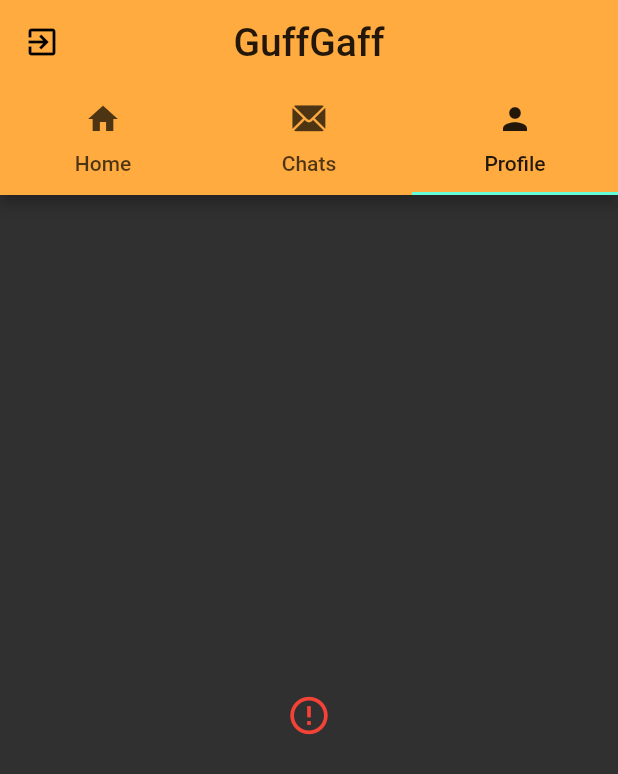
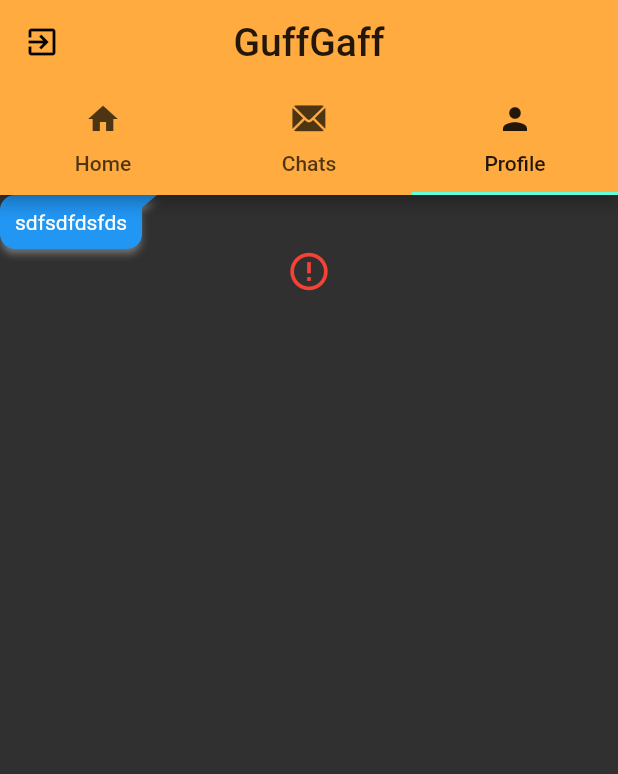
Before and after one commit to gitamgadtaula/guffgaff, a Flutter app: the MainPage screen opened directly, tab 3 chosen, on a phone screen of 412 x 824 dp. Shown: the top 774 px of the screen. Run offline on Flutter 3.47's test engine with Material 2 defaults, Android fonts, the phone set to English and light mode, and no system bars; drawn by our look-alikes of flutter_chat_bubble; our stand-ins replace image_picker, shared_preferences; accounts and stored records are empty; network calls fail.

Commit message:
chat controller design latest progress

```diff
--- a/lib/src/chat/chat.dart
+++ b/lib/src/chat/chat.dart
@@ -128,6 +128,7 @@ class _ChatState extends State<Chat> {
                       children: [
                         Flexible(
                           child: ChatBubble(
+                            alignment: Alignment.topRight,
                             backGroundColor: Colors.redAccent,
                             clipper:
                                 ChatBubbleClipper1(type: BubbleType.sendBubble),
--- a/lib/src/tabs/profile.dart
+++ b/lib/src/tabs/profile.dart
@@ -4,6 +4,10 @@ import 'dart:convert';
 import 'dart:async';
 // import 'dart:io';
 import 'package:shared_preferences/shared_preferences.dart';
+import 'package:flutter/painting.dart';
+import 'package:flutter_chat_bubble/bubble_type.dart';
+import 'package:flutter_chat_bubble/chat_bubble.dart';
+import 'package:flutter_chat_bubble/clippers/chat_bubble_clipper_1.dart';
 
 class Profile extends StatefulWidget {
   @override
@@ -52,7 +56,13 @@ class _ProfileState extends State<Profile> {
   @override
   Widget build(BuildContext context) {
     return Container(
-        child: Center(
+        child: Column(
+      children: [
+        ChatBubble(
+          clipper: ChatBubbleClipper1(type: BubbleType.sendBubble),
+          child: Text('sdfsdfdsfds'),
+        ),
+        Center(
             child: FutureBuilder(
                 future: this.fetchProfile(),
                 builder: (context, snapshot) {
@@ -83,6 +93,8 @@ class _ProfileState extends State<Profile> {
                       ]);
                     }
                   }
-                })));
+                })),
+      ],
+    ));
   }
 }
--- a/pubspec.yaml
+++ b/pubspec.yaml
@@ -26,6 +26,7 @@ dependencies:
   http: ^0.12.2
   shared_preferences: ^0.5.12+2
   image_picker: ^0.6.7+12
+  flutter_chat_bubble: ^1.0.2
   # firebase_core:
   # firebase_auth:
   # cloud_firestore:
```
